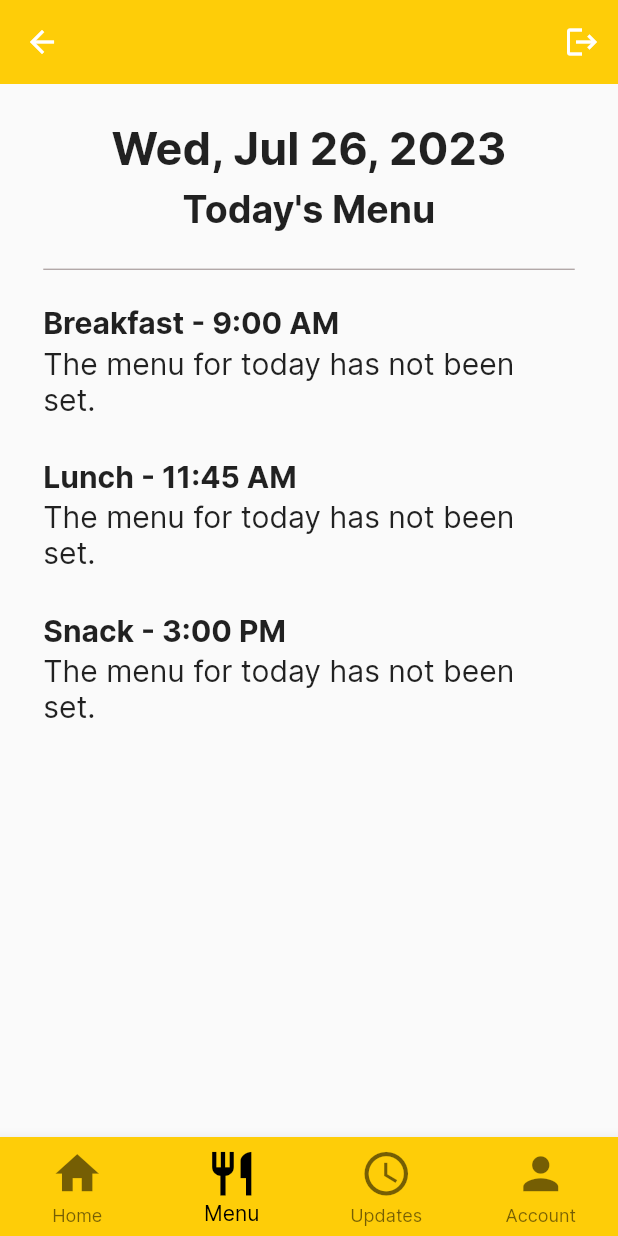
After one commit to osheentikku/tippytoesapp, a Flutter app: the NavigationPage screen opened directly, on a phone screen of 412 x 824 dp. The commit adds this screen. Run offline on Flutter 3.47's test engine with Material 2 defaults, Android fonts, the light colour scheme and no system bars; our stand-ins replace cloud_firestore, firebase_auth, firebase_core, google_sign_in, sign_in_with_apple; missing offline and left inert: change_case; accounts and stored records are empty.

Commit message:
Parent and Admin menu

```diff
--- /dev/null
+++ b/lib/pages/parent_guardian_pages/menu_page.dart
@@ -0,0 +1,244 @@
+import 'package:cloud_firestore/cloud_firestore.dart';
+import 'package:flutter/material.dart';
+import 'package:intl/intl.dart';
+
+class MenuPage extends StatefulWidget {
+  const MenuPage({super.key});
+
+  @override
+  State<MenuPage> createState() => _MenuPageState();
+}
+
+class _MenuPageState extends State<MenuPage> {
+  //today's menu items
+  List<String> breakfastToday = [];
+  List<String> lunchToday = [];
+  List<String> snackToday = [];
+
+  @override
+  void initState() {
+    super.initState();
+    loadMealsFromFirestore();
+  }
+
+  Future loadMealsFromFirestore() async {
+    //get today's date
+    DateTime dateToday = DateTime.now();
+    String dateTodayString =
+        '${dateToday.month}-${dateToday.day}-${dateToday.year}';
+
+    //get menu in firestore if doc exists
+    DocumentSnapshot menuTodaySnapshot = await FirebaseFirestore.instance
+        .collection('menus')
+        .doc(dateTodayString)
+        .get();
+
+    if (menuTodaySnapshot.exists) {
+      setState(() {
+        breakfastToday =
+            List<String>.from(menuTodaySnapshot?['breakfast'] ?? []);
+        lunchToday = List<String>.from(menuTodaySnapshot?['lunch'] ?? []);
+        snackToday = List<String>.from(menuTodaySnapshot?['snack'] ?? []);
+      });
+    } else {
+      setState(() {
+        breakfastToday = [];
+        lunchToday = [];
+        snackToday = [];
+      });
+    }
+  }
+
+  Widget displayText(
+      List<String> list, double screenHeight, double screenWidth) {
+    if (list.isEmpty) {
+      return Container(
+        alignment: Alignment.centerLeft,
+        padding: EdgeInsets.symmetric(horizontal: screenWidth * 0.07),
+        child: Padding(
+          padding: EdgeInsets.symmetric(vertical: screenWidth * 0.007),
+          child: Row(
+            crossAxisAlignment: CrossAxisAlignment.start,
+            children: [
+              SizedBox(height: screenHeight * 0.02),
+              const Expanded(
+                child: Text(
+                  "The menu for today has not been set.",
+                  textAlign: TextAlign.left,
+                  softWrap: true,
+                  style: TextStyle(
+                    fontSize: 20,
+                  ),
+                ),
+              ),
+            ],
+          ),
+        ),
+      );
+    } else {
+      return bulletedList(list, screenHeight, screenWidth);
+    }
+  }
+
+  @override
+  Widget build(BuildContext context) {
+    final screenHeight = MediaQuery.of(context).size.height;
+    final screenWidth = MediaQuery.of(context).size.width;
+    return Scaffold(
+      body: SafeArea(
+        child: SingleChildScrollView(
+          child: Column(
+            mainAxisAlignment: MainAxisAlignment.center,
+            children: [
+              //padding
+              SizedBox(
+                height: screenHeight * 0.03,
+              ),
+
+              //Date
+              Text(
+                DateFormat.yMMMEd().format(DateTime.now()),
+                style: TextStyle(fontWeight: FontWeight.bold, fontSize: 30),
+              ),
+
+              //Padding
+              SizedBox(
+                height: screenHeight * 0.01,
+              ),
+
+              //today's menu
+              const Text(
+                "Today's Menu",
+                style: TextStyle(fontSize: 25, fontWeight: FontWeight.bold),
+              ),
+
+              //padding
+              SizedBox(
+                height: screenHeight * 0.02,
+              ),
+
+              Padding(
+                padding: EdgeInsets.symmetric(horizontal: screenWidth * 0.07),
+                child: const Row(
+                  children: [
+                    Expanded(
+                      child: Divider(
+                        thickness: 0.5,
+                        color: Color.fromARGB(255, 116, 97, 97),
+                      ),
+                    ),
+                  ],
+                ),
+              ),
+
+              //padding
+              SizedBox(
+                height: screenHeight * 0.02,
+              ),
+
+              //breakfast
+              Padding(
+                padding: EdgeInsets.symmetric(horizontal: screenWidth * 0.07),
+                child: const Row(
+                  children: [
+                    Text(
+                      'Breakfast - 9:00 AM',
+                      style: TextStyle(
+                        fontSize: 20,
+                        fontWeight: FontWeight.bold,
+                      ),
+                    ),
+                  ],
+                ),
+              ),
+              displayText(breakfastToday, screenHeight, screenWidth),
+
+              //padding
+              SizedBox(
+                height: screenHeight * 0.03,
+              ),
+
+              //lunch
+              Padding(
+                padding: EdgeInsets.symmetric(horizontal: screenWidth * 0.07),
+                child: const Row(
+                  children: [
+                    Text(
+                      'Lunch - 11:45 AM',
+                      style: TextStyle(
+                        fontSize: 20,
+                        fontWeight: FontWeight.bold,
+                      ),
+                    ),
+                  ],
+                ),
+              ),
+              displayText(lunchToday, screenHeight, screenWidth),
+
+              //padding
+              SizedBox(
+                height: screenHeight * 0.03,
+              ),
+
+              //snack
+              Padding(
+                padding: EdgeInsets.symmetric(horizontal: screenWidth * 0.07),
+                child: const Row(
+                  children: [
+                    Text(
+                      'Snack - 3:00 PM',
+                      style: TextStyle(
+                        fontSize: 20,
+                        fontWeight: FontWeight.bold,
+                      ),
+                    ),
+                  ],
+                ),
+              ),
+              displayText(snackToday, screenHeight, screenWidth),
+
+              //padding
+              SizedBox(
+                height: screenHeight * 0.03,
+              ),
+            ],
+          ),
+        ),
+      ),
+    );
+  }
+
+  Widget bulletedList(
+      List<String> list, double screenHeight, double screenWidth) {
+    return Container(
+      alignment: Alignment.centerLeft,
+      padding: EdgeInsets.symmetric(horizontal: screenWidth * 0.07),
+      child: Column(
+        crossAxisAlignment: CrossAxisAlignment.start,
+        children: list.map((str) {
+          return Padding(
+            padding: EdgeInsets.symmetric(vertical: screenWidth * 0.007),
+            child: Row(
+              crossAxisAlignment: CrossAxisAlignment.start,
+              children: [
+                SizedBox(height: screenHeight * 0.02),
+                Expanded(
+                  child: Container(
+                    child: Text(
+                      str,
+                      textAlign: TextAlign.left,
+                      softWrap: true,
+                      style: TextStyle(
+                        fontSize: 20,
+                      ),
+                    ),
+                  ),
+                ),
+              ],
+            ),
+          );
+        }).toList(),
+      ),
+    );
+  }
+}
--- /dev/null
+++ b/lib/pages/parent_guardian_pages/navigation_page.dart
@@ -0,0 +1,66 @@
+import 'package:firebase_auth/firebase_auth.dart';
+import 'package:flutter/material.dart';
+import 'package:tippytoesapp/pages/parent_guardian_pages/updates_page.dart';
+
+import 'home_page.dart';
+import 'management_page.dart';
+import 'menu_page.dart';
+
+class NavigationPage extends StatefulWidget {
+  const NavigationPage({super.key});
+
+  @override
+  State<NavigationPage> createState() => _NavigationPageState();
+}
+
+class _NavigationPageState extends State<NavigationPage> {
+  List pages = [
+    HomePage(),
+    const MenuPage(),
+    const UpdatesPage(),
+    const ManagementPage(),
+  ];
+
+  int currentIndex = 1;
+  void onTap(int index) {
+    setState(() {
+      currentIndex = index;
+    });
+  }
+
+  final user = FirebaseAuth.instance.currentUser!;
+
+  //for testing purposes
+  void userLogout() {
+    FirebaseAuth.instance.signOut();
+  }
+
+  @override
+  Widget build(BuildContext context) {
+    return Scaffold(
+      body: pages[currentIndex],
+      appBar: AppBar(
+        actions: [
+          IconButton(onPressed: userLogout, icon: const Icon(Icons.logout)),
+        ],
+        backgroundColor: const Color(0xffFECD08),
+        elevation: 0,
+      ),
+      bottomNavigationBar: BottomNavigationBar(
+        items: const [
+          BottomNavigationBarItem(icon: Icon(Icons.home), label: "Home"),
+          BottomNavigationBarItem(icon: Icon(Icons.restaurant), label: "Menu"),
+          BottomNavigationBarItem(icon: Icon(Icons.schedule), label: "Updates"),
+          BottomNavigationBarItem(icon: Icon(Icons.person), label: "Account"),
+        ],
+        currentIndex: currentIndex,
+        type: BottomNavigationBarType.fixed,
+        backgroundColor: const Color(0xffFECD08),
+        iconSize: 35,
+        unselectedItemColor: Colors.black54,
+        selectedItemColor: Colors.black,
+        onTap: onTap,
+      ),
+    );
+  }
+}
--- a/lib/pages/rolebased_page.dart
+++ b/lib/pages/rolebased_page.dart
@@ -3,8 +3,8 @@ import 'package:firebase_auth/firebase_auth.dart';
 import 'package:flutter/material.dart';
 import 'package:tippytoesapp/pages/admin_pages/admin_navigation_page.dart';
 import 'package:tippytoesapp/pages/login_signup_pages/new_user_page.dart';
+import 'package:tippytoesapp/pages/parent_guardian_pages/navigation_page.dart';
 
-import 'parent_guardian_pages/home_page.dart';
 
 class RoleBasedPage extends StatefulWidget {
   @override
@@ -57,7 +57,7 @@ class _RoleBasedPageState extends State<RoleBasedPage> {
       if (isAdmin) {
         return const AdminNavigationPage();
       } else {
-        return HomePage();
+        return const NavigationPage();
       }
     }
   }
```
Also changed, not shown: lib/pages/admin_pages/admin_menu_page.dart (+14 -2 lines), lib/pages/parent_guardian_pages/management_page.dart (added, +29 -0 lines), lib/pages/parent_guardian_pages/updates_page.dart (added, +16 -0 lines), 1 other file.
